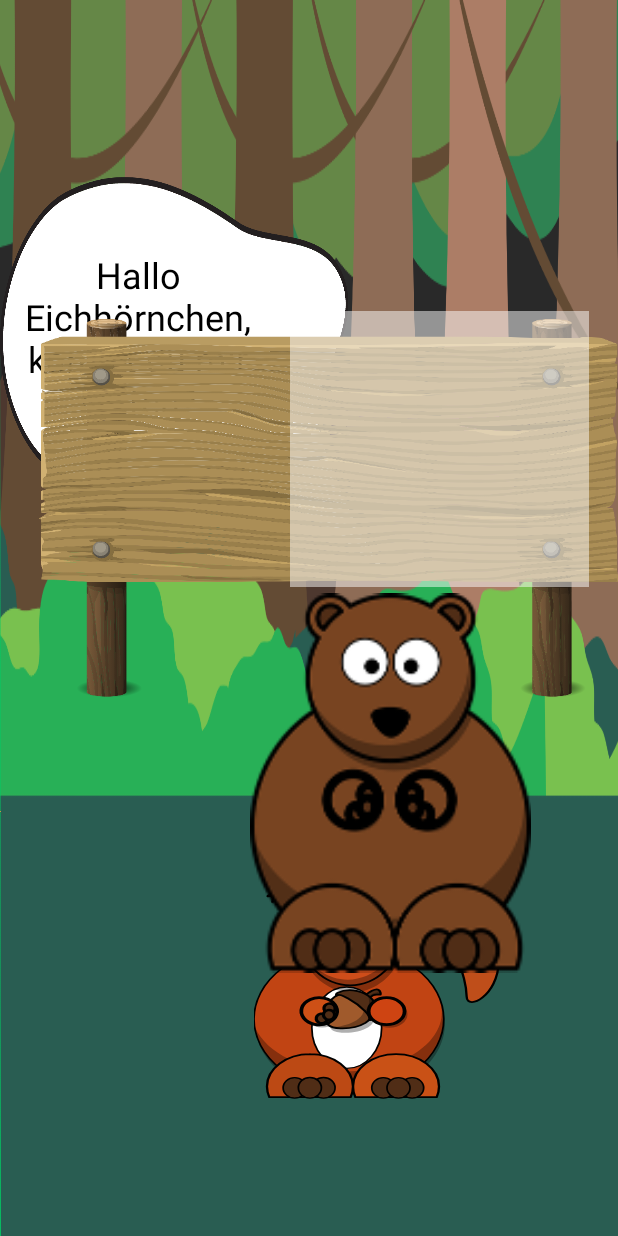
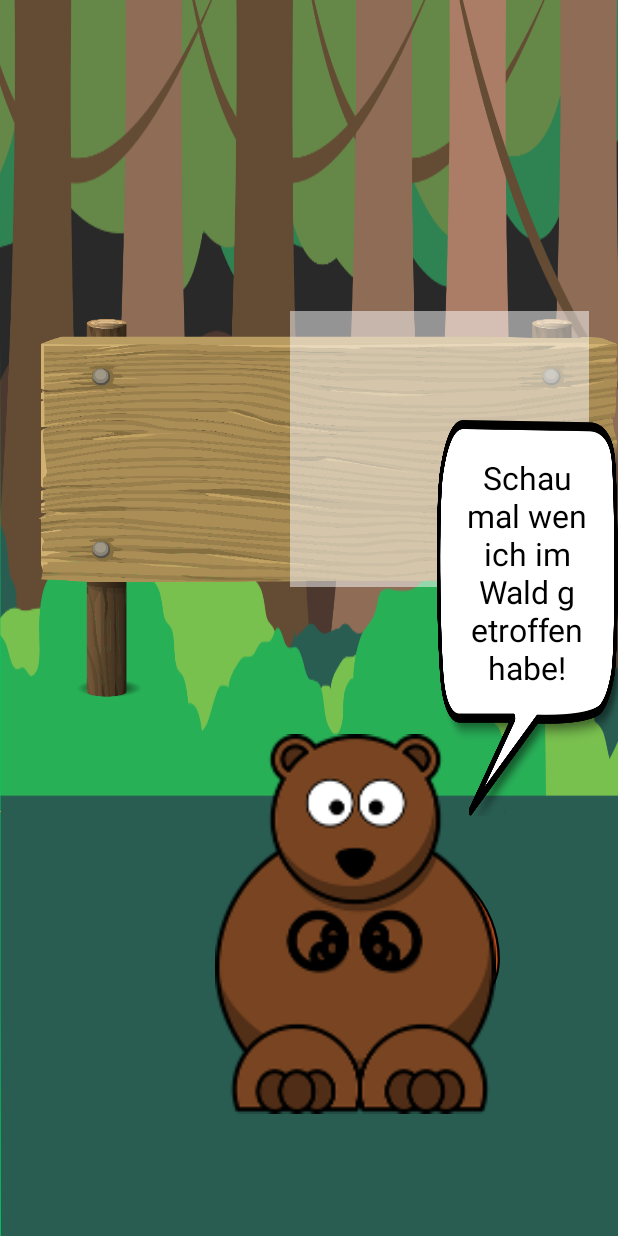
Before and after one commit to maksim96/LearningApp, an Android app: the layout activity_task2.xml on its own in the app's theme, with its tools: preview values and no code run, on a phone screen of 412 x 824 dp. Run offline under Robolectric (Android 15) with nearby library versions, the phone set to English and light mode, and no system bars.

Commit message:
Finished task2

```diff
--- /dev/null
+++ b/app/src/main/java/research/educational/thiessen/learningappmock/helpers/Situation.java
@@ -0,0 +1,5 @@
+package research.educational.thiessen.learningappmock.helpers;
+
+public enum Situation {
+    INTRODUCTION, TASK1, TASK2, DONE
+}
--- a/app/src/main/res/layout/activity_task2.xml
+++ b/app/src/main/res/layout/activity_task2.xml
@@ -6,7 +6,9 @@
     android:layout_height="match_parent"
     android:background="#00cc64"
     tools:context=".Task2"
-    android:id="@+id/task2_root">
+    android:id="@+id/task2_root"
+    android:focusable="true"
+    android:focusableInTouchMode="true">
 
     <!-- The primary full-screen view. This can be replaced with whatever view
          is needed to present your content, e.g. VideoView, SurfaceView,
@@ -45,77 +47,125 @@
 
     <ImageView
         android:id="@+id/honey1"
-        android:layout_width="105dp"
-        android:layout_height="109dp"
-        android:layout_above="@+id/honey2"
+        android:layout_width="70dp"
+        android:layout_height="70dp"
+        android:layout_alignParentBottom="true"
+        android:layout_marginBottom="150dp"
+        android:layout_toEndOf="@+id/bunny"
+        android:alpha="0.4"
+        android:src="@drawable/honey"
+        android:visibility="invisible" />
+
+
+    <ImageView
+        android:id="@+id/honey7"
+        android:layout_width="70dp"
+        android:layout_height="70dp"
+        android:layout_above="@+id/honey1"
+        android:layout_toEndOf="@+id/honey2"
+        android:alpha="0.4"
+        android:src="@drawable/honey"
+        android:visibility="invisible"/>
+
+    <ImageView
+        android:id="@+id/honey4"
+        android:layout_width="70dp"
+        android:layout_height="70dp"
+        android:layout_alignParentBottom="true"
         android:layout_alignParentEnd="true"
+        android:layout_marginBottom="257dp"
+        android:layout_marginEnd="529dp"
+        android:alpha="0.4"
+        android:src="@drawable/honey"
+        android:visibility="invisible" />
+
+    <ImageView
+        android:id="@+id/honey5"
+        android:layout_width="70dp"
+        android:layout_height="70dp"
+        android:layout_alignTop="@+id/honey1"
+        android:layout_marginStart="-499dp"
+        android:layout_toEndOf="@+id/honey3"
+        android:alpha="0.4"
+        android:src="@drawable/honey"
+        android:visibility="invisible"/>
+
+    <ImageView
+        android:id="@+id/honey3"
+        android:layout_width="70dp"
+        android:layout_height="70dp"
+        android:layout_alignParentBottom="true"
+        android:layout_alignParentEnd="true"
+        android:layout_marginBottom="118dp"
         android:layout_marginEnd="499dp"
         android:alpha="0.4"
         android:src="@drawable/honey"
         android:visibility="invisible" />
 
     <ImageView
-        android:id="@+id/honey3"
-        android:layout_width="105dp"
-        android:layout_height="109dp"
-        android:layout_alignParentEnd="true"
-        android:layout_below="@+id/sign"
-        android:layout_marginEnd="562dp"
-        android:alpha="0.4"
-        android:src="@drawable/honey"
-        android:visibility="invisible" />
-
-    <ImageView
         android:id="@+id/honey2"
-        android:layout_width="119dp"
-        android:layout_height="110dp"
-        android:layout_alignParentEnd="true"
-        android:layout_below="@+id/bubbleSquirrel"
-        android:layout_marginEnd="436dp"
+        android:layout_width="70dp"
+        android:layout_height="70dp"
+        android:layout_above="@+id/honey3"
+        android:layout_toEndOf="@+id/honey1"
         android:alpha="0.4"
         android:src="@drawable/honey"
         android:visibility="invisible" />
 
 
+    <ImageView
+        android:id="@+id/honey6"
+        android:layout_width="70dp"
+        android:layout_height="70dp"
 
-    <ImageView
-        android:id="@+id/bubbleBear"
-        android:layout_width="330dp"
-        android:layout_height="264dp"
-        android:layout_alignParentEnd="true"
-        android:layout_alignParentTop="true"
-        android:layout_marginEnd="152dp"
-        android:layout_marginTop="118dp"
-        android:scaleType="fitXY"
-        android:src="@drawable/sprechblase" />
-
-    <TextView
-        android:id="@+id/textViewBear"
-        android:layout_width="218dp"
-        android:layout_height="150dp"
-        android:layout_alignParentEnd="true"
-        android:layout_alignParentTop="true"
-        android:layout_marginEnd="228dp"
-        android:layout_marginTop="150dp"
-        android:gravity="center"
-        android:text="Hallo Eichhörnchen, kannst du mir helfen?"
-        android:textColor="@android:color/background_dark"
-        android:textSize="24sp"
-        android:typeface="sans"
-        tools:text="Hallo Eichhörnchen, kannst du mir helfen?" />
-
-
+        android:layout_above="@+id/honey1"
+        android:layout_alignStart="@+id/honey1"
+        android:alpha="0.4"
+        android:src="@drawable/honey"
+        android:visibility="invisible" />
     <ImageView
         android:id="@+id/bear"
         android:layout_width="187dp"
         android:layout_height="261dp"
+        android:layout_alignParentBottom="true"
         android:layout_alignParentEnd="true"
-        android:layout_below="@+id/honeyEdit"
-        android:layout_marginEnd="58dp"
+        android:layout_marginBottom="77dp"
+        android:layout_marginEnd="81dp"
         android:src="@drawable/bear" />
 
+    <research.educational.thiessen.learningappmock.helpers.SpeechBubble
+        android:id="@+id/bubbleBear"
+        android:layout_width="330dp"
+        android:layout_height="264dp"
+        android:layout_alignParentTop="true"
+        android:layout_alignStart="@+id/honey5"
+        android:layout_marginTop="188dp"
+        android:scaleType="fitXY"
+        android:scaleX="-1"
+        android:text="Hallo, ich bin Bertha der Bär. Ich esse am liebsten Honigwaben."
+        android:visibility="invisible" />
+
+    <research.educational.thiessen.learningappmock.helpers.ThoughtBubble
+        android:id="@+id/thoughtBubbleBear"
+        android:layout_width="330dp"
+        android:layout_height="264dp"
+        android:layout_above="@+id/honey4"
+        android:layout_alignParentEnd="true"
+        android:layout_marginEnd="214dp"
+        android:scaleType="fitXY"
+        android:src="@drawable/honey"
+        android:visibility="invisible" />
+
+
+
+
+
+    <RelativeLayout
+        android:layout_width="wrap_content"
+        android:layout_height="wrap_content"
+        android:id="@+id/sign">
         <ImageView
-        android:id="@+id/sign"
+
             android:layout_width="513dp"
             android:layout_height="350dp"
             android:layout_alignParentStart="true"
@@ -123,7 +173,6 @@
             android:layout_marginStart="26dp"
             android:layout_marginTop="166dp"
             android:src="@drawable/sign" />
-
         <EditText
             android:id="@+id/honeyEdit"
             android:layout_width="199dp"
@@ -139,6 +188,11 @@
             android:textAlignment="center"
             android:textSize="72dp" />
 
+    </RelativeLayout>
+
+
+
+
 
 
     <ImageView
@@ -146,60 +200,39 @@
         android:layout_width="218dp"
         android:layout_height="324dp"
         android:layout_alignBottom="@+id/squirrel"
-        android:layout_alignEnd="@+id/textViewSquirrel"
+        android:layout_alignEnd="@+id/bubbleSquirrel"
         android:src="@drawable/bunny"
         android:visibility="invisible" />
 
-    <ImageView
+    <research.educational.thiessen.learningappmock.helpers.SpeechBubble
         android:id="@+id/bunnyBubble"
         android:layout_width="398dp"
         android:layout_height="324dp"
         android:layout_above="@+id/bear"
         android:layout_alignParentEnd="true"
         android:layout_marginEnd="385dp"
-        android:src="@drawable/sprechblase_left"
+        android:text="Ich habe 2 x 4 Möhren gesammelt. Wie viele sind im Beutel?"
         android:visibility="invisible" />
 
-    <TextView
-        android:id="@+id/textViewBunny"
-        android:layout_width="293dp"
-        android:layout_height="150dp"
-        android:layout_alignParentTop="true"
-        android:layout_marginTop="140dp"
-        android:layout_toEndOf="@+id/textViewSquirrel"
-        android:gravity="center"
-        android:text="Ich habe 2 x 4 Möhren gesammelt. Wie viele sind im Beutel?"
-        android:textColor="@android:color/background_dark"
-        android:textSize="24sp"
-        android:typeface="sans"
-        android:visibility="invisible" />
+    <research.educational.thiessen.learningappmock.helpers.ThoughtBubble
+        android:id="@+id/thoughtBubbleBunny"
+        android:layout_width="398dp"
+        android:layout_height="324dp"
+        android:layout_above="@+id/bear"
+        android:layout_alignParentEnd="true"
+        android:layout_marginEnd="385dp"
+        android:visibility="invisible"
+        android:src="@drawable/carrots"
+        android:scaleX="-1" />
 
-    <ImageView
+    <research.educational.thiessen.learningappmock.helpers.SpeechBubble
         android:id="@+id/bubbleSquirrel"
         android:layout_width="330dp"
         android:layout_height="264dp"
         android:layout_alignParentStart="true"
         android:layout_centerVertical="true"
         android:layout_marginStart="291dp"
-        android:scaleType="fitXY"
-        android:src="@drawable/sprechblase_left"
-        android:visibility="invisible" />
-
-
-    <TextView
-        android:id="@+id/textViewSquirrel"
-        android:layout_width="179dp"
-        android:layout_height="150dp"
-        android:layout_alignParentStart="true"
-        android:layout_alignParentTop="true"
-        android:layout_marginStart="399dp"
-        android:layout_marginTop="279dp"
-        android:gravity="center"
-        android:text="Ja klar, kannst du dem Bären helfen?"
-        android:textColor="@android:color/background_dark"
-        android:textSize="24sp"
-        android:typeface="sans"
-        android:visibility="invisible" />
+        android:text="Schau mal wen ich im Wald getroffen habe!"/>
 
 
 </RelativeLayout>
```
Also changed, not shown: app/src/main/AndroidManifest.xml (+4 -4 lines), app/src/main/java/research/educational/thiessen/learningappmock/Task1.java (+1 -7 lines), app/src/main/java/research/educational/thiessen/learningappmock/Task2.java (+286 -150 lines), app/src/main/res/layout/activity_task3.xml (+3 -8 lines). Lines whose indentation alone changed are shown as unchanged.
